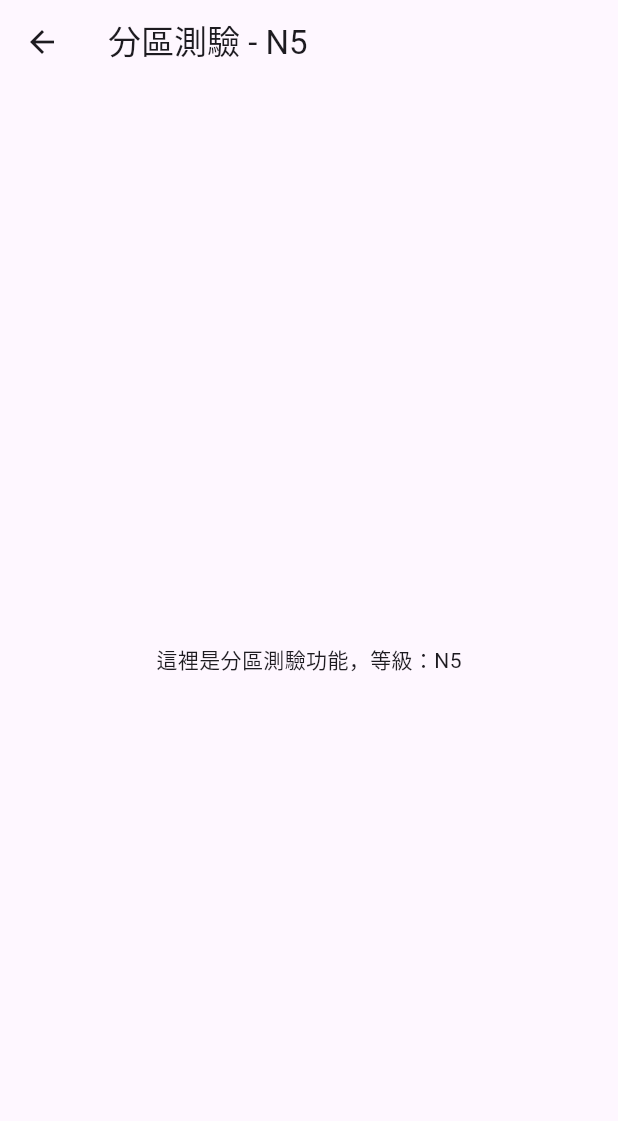
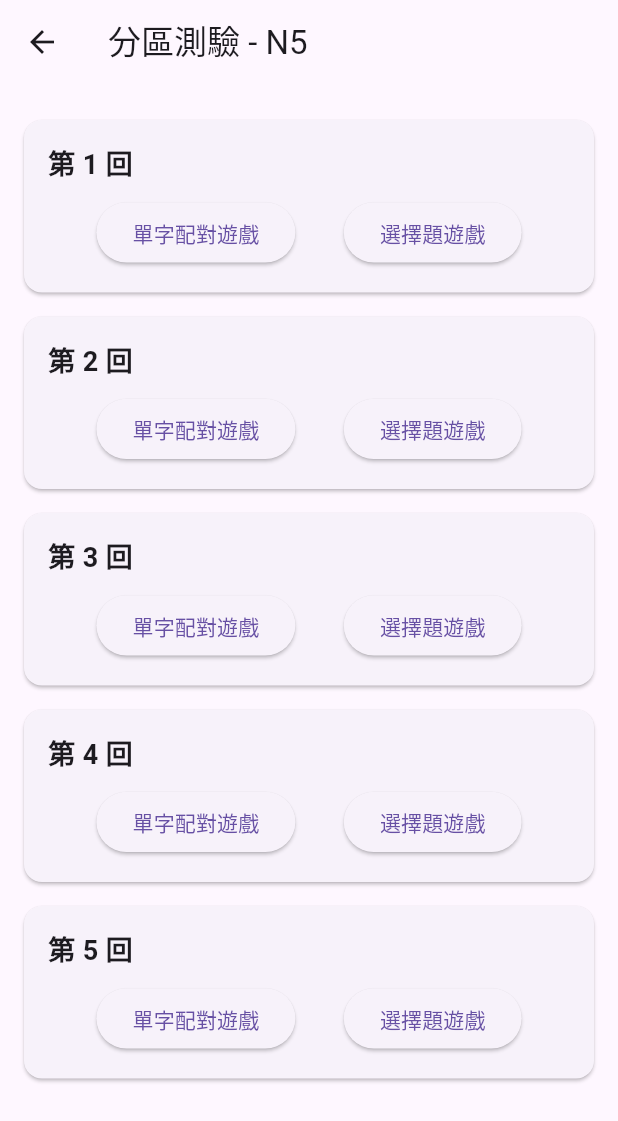
Before and after one commit to xiaomingtseng/study_japanese_app, a Flutter app: the WordPracticeScreen screen opened by its route, after a tap on "分區測驗", on a phone screen of 412 x 824 dp. Shown: the top 1121 px of the screen. Run offline on Flutter 3.47's test engine with Material 3 defaults, Android fonts, the phone set to English and light mode, and no system bars; our stand-ins replace cloud_firestore, firebase_core; accounts and stored records are empty; generated files the repository leaves out were written again.

Commit message:
[feature]設計單字配對模式

```diff
--- /dev/null
+++ b/lib/features/word/section_quiz_selection_screen.dart
@@ -0,0 +1,71 @@
+import 'package:flutter/material.dart';
+import 'package:study_japanese/features/word/word_matching_game_screen.dart';
+
+class SectionQuizSelectionScreen extends StatelessWidget {
+  final int level; // 傳入的等級，例如 N5
+
+  const SectionQuizSelectionScreen({required this.level, super.key});
+
+  @override
+  Widget build(BuildContext context) {
+    // 假設每個等級有 5 回
+    final rounds = List.generate(5, (index) => '第 ${index + 1} 回');
+
+    return Scaffold(
+      appBar: AppBar(title: Text('分區測驗 - N$level')),
+      body: ListView.builder(
+        padding: const EdgeInsets.all(16.0),
+        itemCount: rounds.length,
+        itemBuilder: (context, index) {
+          final round = rounds[index];
+          return Card(
+            margin: const EdgeInsets.symmetric(vertical: 8.0),
+            child: Padding(
+              padding: const EdgeInsets.all(16.0),
+              child: Column(
+                crossAxisAlignment: CrossAxisAlignment.start,
+                children: [
+                  Text(
+                    round,
+                    style: const TextStyle(
+                      fontSize: 18,
+                      fontWeight: FontWeight.bold,
+                    ),
+                  ),
+                  const SizedBox(height: 8.0),
+                  Row(
+                    mainAxisAlignment: MainAxisAlignment.spaceEvenly,
+                    children: [
+                      ElevatedButton(
+                        onPressed: () {
+                          // 進入單字配對遊戲
+                          Navigator.push(
+                            context,
+                            MaterialPageRoute(
+                              builder:
+                                  (context) => WordMatchingGameScreen(
+                                    level: level,
+                                    round: index + 1,
+                                  ),
+                            ),
+                          );
+                        },
+                        child: const Text('單字配對遊戲'),
+                      ),
+                      ElevatedButton(
+                        onPressed: () {
+                          // TODO: 進入其他測驗類型，例如選擇題遊戲
+                        },
+                        child: const Text('選擇題遊戲'),
+                      ),
+                    ],
+                  ),
+                ],
+              ),
+            ),
+          );
+        },
+      ),
+    );
+  }
+}
--- a/lib/features/word/word_practice_screen.dart
+++ b/lib/features/word/word_practice_screen.dart
@@ -1,5 +1,6 @@
 import 'package:flutter/material.dart';
 import 'package:study_japanese/features/word/word_widget/word_list_widget.dart';
+import 'package:study_japanese/features/word/section_quiz_selection_screen.dart';
 
 class WordPracticeScreen extends StatefulWidget {
   const WordPracticeScreen({super.key});
@@ -87,8 +88,9 @@ class _WordPracticeScreenState extends State<WordPracticeScreen>
                               context,
                               MaterialPageRoute(
                                 builder:
-                                    (context) =>
-                                        SectionQuizScreen(level: level),
+                                    (context) => SectionQuizSelectionScreen(
+                                      level: level,
+                                    ),
                               ),
                             );
                           },
--- a/lib/main.dart
+++ b/lib/main.dart
@@ -5,7 +5,7 @@ import 'features/home_screen.dart';
 import 'features/fifty_letter/hiragana.dart';
 import 'features/fifty_letter/katagana.dart';
 import 'features/word/word_practice_screen.dart';
-import 'features/grammar_practice_screen.dart';
+import 'features/grammer/grammar_practice_screen.dart';
 import 'features/listening_practice_screen.dart';
 import 'features/user_analysis_screen.dart';
 import 'features/setting_screen.dart';
```
Also changed, not shown: lib/features/word/word_matching_game_screen.dart (added, +223 -0 lines), lib/features/word/word_widget/matching_card.dart (added, +52 -0 lines), lib/features/grammer/grammar_practice_screen.dart (renamed from lib/features/grammar_practice_screen.dart).
